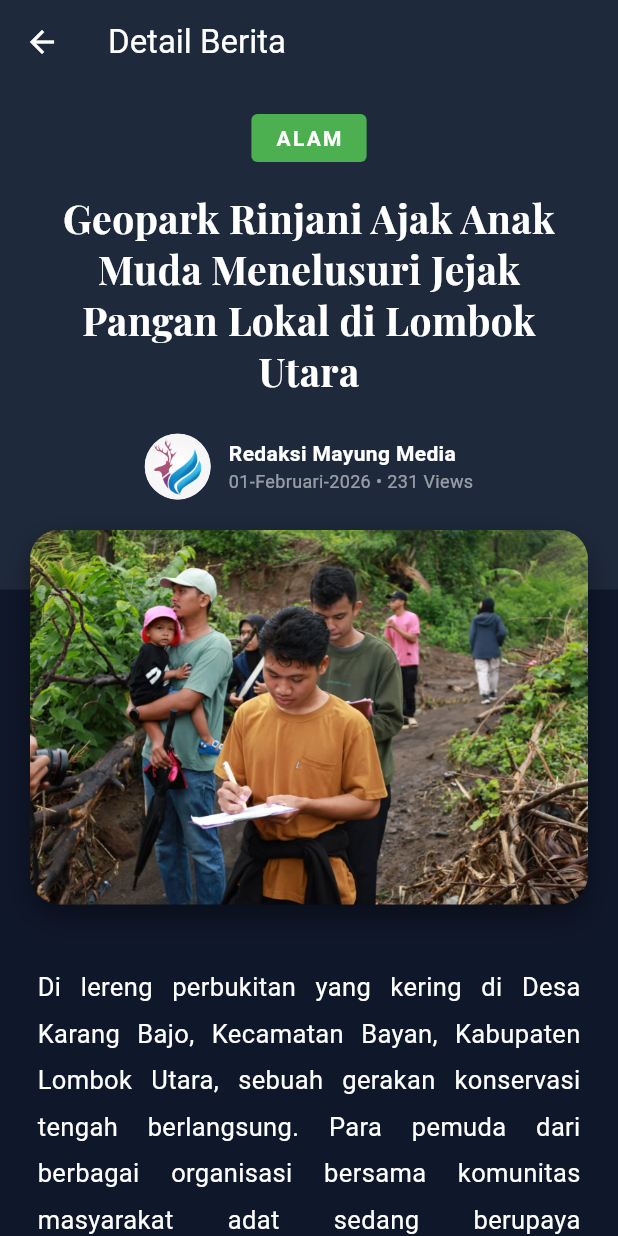
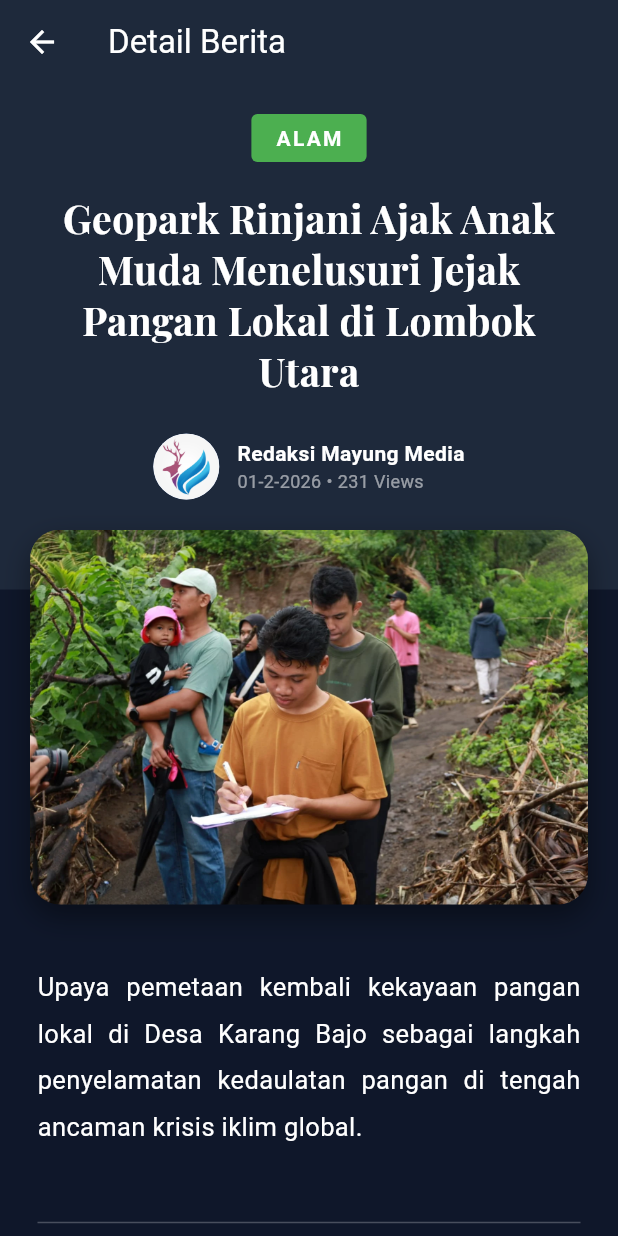
Before and after one commit to bagus-kurniawan29/Mayung-Media-App, a Flutter app: the screen it shows after launch, after a tap on "ALAM", on a phone screen of 412 x 824 dp. Run offline on Flutter 3.47's test engine with Material 3 defaults, Android fonts, the phone set to English and light mode, and no system bars; our stand-ins replace font_awesome_flutter.

Commit message:
second commit

```diff
--- a/lib/main.dart
+++ b/lib/main.dart
@@ -1,12 +1,9 @@
 import 'package:flutter/material.dart';
-import 'package:flutter/rendering.dart';
 import 'package:mayung_media/recent_news.dart';
 import 'package:mayung_media/themes/themes.dart';
 import 'package:font_awesome_flutter/font_awesome_flutter.dart';
 import 'package:mayung_media/news_item.dart';
-// import 'package:http/http.dart' as http; // API
-// import 'dart:convert';
-// import 'package:sqflite/sqflite.dart'; // Database
+import 'dart:async';
 
 void main() => runApp(
   MaterialApp(
@@ -24,11 +21,62 @@ class MayungApp extends StatefulWidget {
 }
 
 class _MayungAppState extends State<MayungApp> {
+  final PageController _pageController = PageController();
+  int _currentPage = 0;
+  Timer? _timer;
+
+
+  final List<Map<String, String>> _featuredData = [
+    {
+      'kategori': 'BERDAYA',
+      'judul':
+          'Fakultas Teknik Universitas Hamzanwadi sukses menggelar IRIC 2026',
+      'image': 'assets/images/IMG_1344.JPG',
+      'date': '27 January 2026',
+    },
+    {
+      'kategori': 'ALAM',
+      'judul': 'Menelusuri Jejak Pangan Lokal di Lereng Rinjani Lombok Utara',
+      'image': 'assets/images/Alam.webp',
+      'date': '01 February 2026',
+    },
+    {
+      'kategori': 'BUDAYA',
+      'judul': 'Eksistensi Cupak Gerantang di Era Gempuran Digital',
+      'image': 'assets/images/budaya 2.webp',
+      'date': '27 January 2026',
+    },
+  ];
+  @override
+  void initState() {
+    super.initState();
+    _timer = Timer.periodic(const Duration(seconds: 1), (Timer timer) {
+      if (_currentPage < _featuredData.length - 1) {
+        _currentPage++;
+      } else {
+        _currentPage = 0;
+      }
+      if (_pageController.hasClients) {
+        _pageController.animateToPage(
+          _currentPage,
+          duration: const Duration(milliseconds: 800),
+          curve: Curves.easeInOutQuint,
+        );
+      }
+    });
+  }
+
+  @override
+  void dispose() {
+    _timer?.cancel();
+    _pageController.dispose();
+    super.dispose();
+  }
   @override
   Widget build(BuildContext context) {
     return Scaffold(
       appBar: AppBar(
-        actionsPadding: EdgeInsets.symmetric(horizontal: 16),
+        actionsPadding: const EdgeInsets.symmetric(horizontal: 16),
         title: Image.asset(
           'assets/images/logo_putih.webp',
           width: 50,
@@ -62,11 +110,11 @@ class _MayungAppState extends State<MayungApp> {
                 child: Divider(thickness: 1, color: Colors.white24),
               ),
 
-              SizedBox(height: 12),
+              const SizedBox(height: 12),
               SingleChildScrollView(
                 scrollDirection: Axis.horizontal,
                 physics: const BouncingScrollPhysics(),
-                padding: EdgeInsets.symmetric(horizontal: 16),
+                padding: const EdgeInsets.symmetric(horizontal: 16),
                 child: Row(
                   children: [
                     RecentNews(
@@ -75,53 +123,198 @@ class _MayungAppState extends State<MayungApp> {
                           'Geopark Rinjani Ajak Anak Muda Menelusuri Jejak Pangan Lokal di Lombok Utara',
                       author: 'Redaksi Mayung Media',
                       konten:
-                          "Di lereng perbukitan yang kering di Desa Karang Bajo, Kecamatan Bayan, Kabupaten Lombok Utara, sebuah gerakan konservasi tengah berlangsung. Para pemuda dari berbagai organisasi bersama komunitas masyarakat adat sedang berupaya memetakan kembali kekayaan pangan lokal yang kian tergerus zaman. Identifikasi ini bukan sekadar pendataan biologis, melainkan upaya menyelamatkan kedaulatan pangan di tengah ancaman krisis iklim.",
-                      tanggal: '01-Februari-2026',
+                          "Upaya pemetaan kembali kekayaan pangan lokal di Desa Karang Bajo sebagai langkah penyelamatan kedaulatan pangan di tengah ancaman krisis iklim global.",
                       views: '231',
+                      tanggal: '01-2-2026',
                       imagepath: 'assets/images/Alam.webp',
                     ),
                     RecentNews(
                       kategori: 'BERDAYA',
                       judul:
-                          'Geopark Rinjani Ajak Anak Muda Menelusuri Jejak Pangan Lokal di Lombok Utara',
+                          'FT Hamzanwadi Sukses Gelar Informatics Robotic Innovation Cup 2026',
                       author: 'Redaksi Mayung Media',
                       konten:
-                          "Di lereng perbukitan yang kering di Desa Karang Bajo, Kecamatan Bayan, Kabupaten Lombok Utara, sebuah gerakan konservasi tengah berlangsung. Para pemuda dari berbagai organisasi bersama komunitas masyarakat adat sedang berupaya memetakan kembali kekayaan pangan lokal yang kian tergerus zaman. Identifikasi ini bukan sekadar pendataan biologis, melainkan upaya menyelamatkan kedaulatan pangan di tengah ancaman krisis iklim.",
-                      tanggal: '01-Februari-2026',
-                      views: '231',
+                          "Ajang IRIC 2026 menjadi panggung inovasi bagi talenta muda. Kompetisi ini berhasil menarik antusiasme peserta hingga dari luar Pulau Lombok.",
+                      views: '452',
+                      tanggal: '01-2-2026',
                       imagepath: 'assets/images/IMG_1344.JPG',
                     ),
                     RecentNews(
                       kategori: 'BUDAYA',
                       judul:
-                          'Cupak Gerantang, Dari Dongeng Tidur Hingga Pentas Jalanan',
+                          'Cupak Gerantang: Dari Dongeng Tidur Hingga Pentas Jalanan',
                       author: 'Redaksi Mayung Media',
                       konten:
-                          "Tjoepak bebeling : ‘’ Adi’ Gerantang, tain apa ? / meni bele’ penoempoekna mara’ gili ?...",
-                      tanggal: '27-Januari-2026',
+                          "Menelusuri jejak tradisi lisan Sasak, Cupak Gerantang bukan sekadar dongeng, melainkan refleksi karakter manusia yang tertuang dalam seni pertunjukan.",
                       views: '189',
+                      tanggal: '01-2-2026',
                       imagepath: 'assets/images/budaya 2.webp',
                     ),
-
-                    // BERITA 4: SUARA
                     RecentNews(
                       kategori: 'SUARA',
-                      judul: 'Keluarga Nomaden di kawasan Wisata Medana',
+                      judul: 'Kisah Keluarga Nomaden di Kawasan Wisata Medana',
                       author: 'Fathul Rakhman',
                       konten:
-                          "Tinggal di kawasan pariwisata Medana tidak membuat hidup Kerta lebih baik. Bersama istri dan enam anaknya, Kerta hidup terlunta-lunta...",
-                      tanggal: '27-Januari-2026',
+                          "Potret getir kehidupan Kerta dan keluarga yang hidup berpindah-pindah di tengah kemilau pembangunan kawasan pariwisata elit di Lombok Utara.",
                       views: '312',
+                      tanggal: '01-2-2026',
                       imagepath: 'assets/images/SUARA 2.webp',
                     ),
                   ],
                 ),
               ),
-              SizedBox(height: 16),
+
+              const SizedBox(height: 16),
+
+
+              _buildCategoryBlock(
+                'ALAM',
+                "Geopark Rinjani Ajak Anak Muda Menelusuri Jejak Pangan Lokal di Lombok Utara",
+                'assets/images/Alam.webp',
+                'Redaksi Mayung Media',
+              ),
+              _buildCategoryBlock(
+                'BERDAYA',
+                "FT Hamzanwadi Sukses Gelar Informatics Robotic Innovation Cup 2026",
+                'assets/images/IMG_1344.JPG',
+                'Redaksi Mayung Media',
+              ),
+              _buildCategoryBlock(
+                'BUDAYA',
+                "Cupak Gerantang: Tradisi Sasak yang Tetap Eksis di Era Modern",
+                'assets/images/budaya 2.webp',
+                'Redaksi Mayung Media',
+              ),
+              _buildCategoryBlock(
+                'SUARA',
+                "Potret Keluarga Nomaden: Tantangan di Tengah Kemajuan Wisata",
+                'assets/images/SUARA 2.webp',
+                'Fathul Rakhman',
+              ),
+              _buildFooter(),
+            ],
+          ),
+        ),
+      ),
+    );
+  }
+  Widget _buildFeaturedNews() {
+    return SizedBox(
+      height: 300,
+      width: double.infinity,
+      child: Stack(
+        children: [
+          PageView.builder(
+            controller: _pageController,
+            onPageChanged: (int page) => setState(() => _currentPage = page),
+            itemCount: _featuredData.length,
+            itemBuilder: (context, index) =>
+                _buildSlideItem(_featuredData[index]),
+          ),
+          Positioned(
+            bottom: 15,
+            left: 0,
+            right: 0,
+            child: Row(
+              mainAxisAlignment: MainAxisAlignment.center,
+              children: List.generate(
+                _featuredData.length,
+                (index) => AnimatedContainer(
+                  duration: const Duration(milliseconds: 300),
+                  margin: const EdgeInsets.symmetric(horizontal: 4),
+                  height: 8,
+                  width: _currentPage == index ? 25 : 8,
+                  decoration: BoxDecoration(
+                    color: _currentPage == index
+                        ? Colors.blue
+                        : Colors.white70,
+                    borderRadius: BorderRadius.circular(4),
+                  ),
+                ),
+              ),
+            ),
+          ),
+        ],
+      ),
+    );
+  }
+
+  Widget _buildSlideItem(Map<String, String> data) {
+    return Stack(
+      alignment: Alignment.bottomCenter,
+      children: [
+        Image.asset(
+          data['image']!,
+          width: double.infinity,
+          height: double.infinity,
+          fit: BoxFit.cover,
+        ),
         Container(
+          decoration: BoxDecoration(
+            gradient: LinearGradient(
+              begin: Alignment.topCenter,
+              end: Alignment.bottomCenter,
+              colors: [Colors.transparent, Colors.black.withOpacity(0.9)],
+            ),
+          ),
+        ),
+        Padding(
+          padding: const EdgeInsets.all(30.0),
+          child: Column(
+            mainAxisSize: MainAxisSize.min,
+            children: [
+              Container(
+                padding: const EdgeInsets.symmetric(
+                  horizontal: 12,
+                  vertical: 4,
+                ),
+                color: data['kategori'] == 'ALAM'
+                    ? Colors.green
+                    : Colors.orange,
+                child: Text(
+                  data['kategori']!,
+                  style: const TextStyle(
+                    color: Colors.white,
+                    fontSize: 10,
+                    fontWeight: FontWeight.bold,
+                  ),
+                ),
+              ),
+              const SizedBox(height: 10),
+              Text(
+                data['judul']!,
+                textAlign: TextAlign.center,
+                style: const TextStyle(
+                  fontFamily: 'judul',
+                  color: Colors.white,
+                  fontSize: 20,
+                  fontWeight: FontWeight.bold,
+                ),
+              ),
+              const SizedBox(height: 5),
+              Text(
+                "Oleh Redaksi Mayung Media • ${data['date']}",
+                style: const TextStyle(color: Colors.white70, fontSize: 12),
+              ),
+            ],
+          ),
+        ),
+      ],
+    );
+  }
+
+  Widget _buildCategoryBlock(
+    String category,
+    String title,
+    String img,
+    String author,
+  ) {
+    return Container(
       width: double.infinity,
       padding: const EdgeInsets.all(16.0),
-                color: AppColors.secondary,
+      color: category == 'ALAM'
+          ? AppColors.secondary
+          : Colors.transparent,
       child: Column(
         crossAxisAlignment: CrossAxisAlignment.start,
         children: [
@@ -129,8 +322,8 @@ class _MayungAppState extends State<MayungApp> {
             mainAxisAlignment: MainAxisAlignment.spaceBetween,
             children: [
               Text(
-                          'ALAM',
-                          style: TextStyle(
+                category,
+                style: const TextStyle(
                   fontSize: 21,
                   fontFamily: 'judul',
                   fontWeight: FontWeight.bold,
@@ -138,7 +331,7 @@ class _MayungAppState extends State<MayungApp> {
                   color: Colors.white,
                 ),
               ),
-                        Text(
+              const Text(
                 'Lihat Semua',
                 style: TextStyle(
                   fontFamily: 'primary',
@@ -153,148 +346,29 @@ class _MayungAppState extends State<MayungApp> {
           const Divider(thickness: 1, color: Colors.white10),
           const SizedBox(height: 16),
           NewsItem(
-                      judul:
-                          "Geopark Rinjani Ajak Anak Muda Menelusuri Jejak Pangan Lokal di Lombok Utara",
-                      kategori: "ALAM",
+            judul: title,
+            kategori: category,
             konten:
-                          "Di lereng perbukitan yang kering di Desa Karang Bajo, Kecamatan Bayan, Kabupaten Lombok Utara, sebuah gerakan konservasi tengah berlangsung. Para pemuda dari berbagai organisasi bersama komunitas masyarakat adat sedang berupaya memetakan kembali kekayaan pangan lokal yang kian tergerus zaman. Identifikasi ini bukan sekadar pendataan biologis, melainkan upaya menyelamatkan kedaulatan pangan di tengah ancaman krisis iklim.",
-                      tanggal: '01-02-2006',
-                      author: 'Redaksi Mayung Media',
-                      Imagepath: 'assets/images/Alam.webp',
+                "Informasi mendalam mengenai perkembangan terbaru di sektor $category Nusa Tenggara Barat...",
+            tanggal: '2026-02-05',
+            author: author,
+            Imagepath: img,
           ),
-                    const SizedBox(height: 40),
-                    Row(
-                      mainAxisAlignment: MainAxisAlignment.spaceBetween,
-                      children: [
-                        Text(
-                          'BERDAYA',
-                          style: TextStyle(
-                            fontSize: 21,
-                            fontFamily: 'judul',
-                            fontWeight: FontWeight.bold,
-                            letterSpacing: 3,
-                            color: Colors.white,
-                          ),
-                        ),
-                        Text(
-                          'Lihat Semua',
-                          style: TextStyle(
-                            fontFamily: 'primary',
-                            fontWeight: FontWeight.w800,
-                            fontSize: 16,
-                            color: Colors.white,
-                          ),
-                        ),
+          const SizedBox(height: 20),
         ],
       ),
-                    const SizedBox(height: 12),
-                    const Divider(thickness: 1, color: Colors.white10),
-                    const SizedBox(height: 16),
-                    NewsItem(
-                      judul:
-                          "Fakultas Teknik Universtas Hamzanwadi sukses menggelar INFORMATICS ROBOTICS INOVATION CUP 2026",
-                      kategori: "BERDAYA",
-                      konten:
-                          "Fakultas Teknik Universitas Hamzanwadi sukses menuntaskan perhelatan bergengsi Informatics Robotic Innovation Cup (IRIC) 2026. Dimulai sejak Jumat (23/01), ajang ini berhasil menjadi panggung inovasi bagi talenta-talenta muda di bidang teknologi dan robotika.",
-                      tanggal: '27-01-2006',
-                      author: 'Redaksi Mayung Media',
-                      Imagepath: 'assets/images/IMG_1344.JPG',
-                    ),
+    );
+  }
 
-                    const SizedBox(height: 40),
-                    Row(
-                      mainAxisAlignment: MainAxisAlignment.spaceBetween,
-                      children: [
-                        Text(
-                          'BUDAYA',
-                          style: TextStyle(
-                            fontSize: 21,
-                            fontFamily: 'judul',
-                            fontWeight: FontWeight.bold,
-                            letterSpacing: 3,
-                            color: Colors.white,
-                          ),
-                        ),
-                        Text(
-                          'Lihat Semua',
-                          style: TextStyle(
-                            fontFamily: 'primary',
-                            fontWeight: FontWeight.w800,
-                            fontSize: 16,
-                            color: Colors.white,
-                          ),
-                        ),
-                      ],
-                    ),
-                    const SizedBox(height: 12),
-                    const Divider(thickness: 1, color: Colors.white10),
-                    const SizedBox(height: 16),
-                    NewsItem(
-                      judul:
-                          "Cupak Gerantang, Dari Dongeng Tidur Hingga Pentas Jalanan",
-                      kategori: "BUDAYA",
-                      konten:
-                          "Tjoepak bebeling : ‘’ Adi’ Gerantang, tain apa ? / meni bele’ penoempoekna mara’ gili ? / ‘’ Ia mene’ tain Limandaroeng ‘’ / Lo’ Tjoepak gigit perangenna / peno’ sedo’ gigi ngerejot soegoel daoer / ‘’ Doeh mas mirah adi’ Gerantang, ente pada oele’ malik ‘’",
-                      tanggal: '27-01-2006',
-                      author: 'Redaksi Mayung Media',
-                      Imagepath: 'assets/images/budaya 2.webp',
-                    ),
-                    const SizedBox(height: 40),
-                    Row(
-                      mainAxisAlignment: MainAxisAlignment.spaceBetween,
-                      children: [
-                        Text(
-                          'SUARA',
-                          style: TextStyle(
-                            fontSize: 21,
-                            fontFamily: 'judul',
-                            fontWeight: FontWeight.bold,
-                            letterSpacing: 3,
-                            color: Colors.white,
-                          ),
-                        ),
-                        Text(
-                          'Lihat Semua',
-                          style: TextStyle(
-                            fontFamily: 'primary',
-                            fontWeight: FontWeight.w800,
-                            fontSize: 16,
-                            color: Colors.white,
-                          ),
-                        ),
-                      ],
-                    ),
-                    const SizedBox(height: 12),
-                    const Divider(thickness: 1, color: Colors.white10),
-                    const SizedBox(height: 16),
-                    NewsItem(
-                      judul: "Keluarga Nomaden di kawasann Wisata",
-                      kategori: "SUARA",
-                      konten:
-                          "Tinggal di kawasan pariwisata Medana, Kecamatan Tanjung, Kabupaten Lombok Utara tidak membuat hidup Kerta lebih baik. Bersama istri dan enam orang anaknya, Kerta hidup terlunta-lunta. Pindah dari satu tanah kosong ke tanah kosong lainnya. Kadang membuat gubuk di pinggir pantai. Dia tidak terlahir sebagai orang terlantar, keluarganya pernah memiliki tanah di kawasan pariwisata itu. Di tanah bekas milik keluarganya itulah Kerta menumpang. Inilah kisah tentang Kerta dan ‘’orang-orang kalah’’ di kawasan pariwisata.",
-                      tanggal: '27-01-2006',
-                      author: 'Fathul Rakhman',
-                      Imagepath: 'assets/images/SUARA 2.webp',
-                    ),
-                  ],
-                ),
-              ),
-              //footer
-              Padding(
-                padding: EdgeInsetsGeometry.symmetric(
-                  horizontal: 25,
-                  vertical: 60,
-                ),
+  Widget _buildFooter() {
+    return Padding(
+      padding: const EdgeInsets.symmetric(horizontal: 25, vertical: 60),
       child: Column(
         crossAxisAlignment: CrossAxisAlignment.start,
         children: [
-                    Image.asset(
-                      'assets/images/logo_putih.webp',
-                      height: 80,
-                      width: 80,
-                    ),
-                    SizedBox(height: 20),
-                    Text(
+          Image.asset('assets/images/logo_putih.webp', height: 80, width: 80),
+          const SizedBox(height: 20),
+          const Text(
             'Mayung Media adalah kanal berita di Nusa Tenggara Barat. Kami menyajikan informasi secara lebih mendalam.',
             style: TextStyle(
               fontFamily: 'primary',
@@ -302,16 +376,13 @@ class _MayungAppState extends State<MayungApp> {
               fontSize: 16,
             ),
           ),
-                    SizedBox(height: 30),
-                    Text(
+          const SizedBox(height: 30),
+          const Text(
             'Hubungi Kami',
-                      style: TextStyle(
-                        fontSize: 23,
-                        fontWeight: FontWeight.bold,
+            style: TextStyle(fontSize: 23, fontWeight: FontWeight.bold),
           ),
-                    ),
-                    SizedBox(height: 10),
-                    Text(
+          const SizedBox(height: 10),
+          const Text(
             'mayung.id@gmail.com',
             style: TextStyle(
               fontFamily: 'primary',
@@ -319,19 +390,16 @@ class _MayungAppState extends State<MayungApp> {
               fontWeight: FontWeight.bold,
             ),
           ),
-                    SizedBox(height: 30),
-                    Text(
+          const SizedBox(height: 30),
+          const Text(
             'Media Sosial',
-                      style: TextStyle(
-                        fontWeight: FontWeight.bold,
-                        fontSize: 23,
-                      ),
+            style: TextStyle(fontWeight: FontWeight.bold, fontSize: 23),
           ),
           Row(
             children: [
               IconButton(
                 onPressed: () {},
-                          icon: FaIcon(
+                icon: const FaIcon(
                   FontAwesomeIcons.facebook,
                   color: Colors.white,
                   size: 25,
@@ -339,7 +407,7 @@ class _MayungAppState extends State<MayungApp> {
               ),
               IconButton(
                 onPressed: () {},
-                          icon: FaIcon(
+                icon: const FaIcon(
                   FontAwesomeIcons.instagram,
                   color: Colors.white,
                   size: 25,
@@ -347,7 +415,7 @@ class _MayungAppState extends State<MayungApp> {
               ),
               IconButton(
                 onPressed: () {},
-                          icon: FaIcon(
+                icon: const FaIcon(
                   FontAwesomeIcons.tiktok,
                   color: Colors.white,
                   size: 25,
@@ -357,81 +425,6 @@ class _MayungAppState extends State<MayungApp> {
           ),
         ],
       ),
-              ),
-              //EndFooter
-            ],
-          ),
-        ),
-      ),
-    );
-  }
-
-  //WIDGET//
-  Widget _buildFeaturedNews() {
-    return Container(
-      height: 300,
-      width: double.infinity,
-      child: ClipRRect(
-        child: Stack(
-          alignment: Alignment.bottomCenter,
-          children: [
-            Image.asset(
-              'assets/images/IMG_1344.JPG',
-              width: double.infinity,
-              height: double.infinity,
-              fit: BoxFit.cover,
-            ),
-            Container(
-              decoration: BoxDecoration(
-                gradient: LinearGradient(
-                  begin: Alignment.topCenter,
-                  end: Alignment.bottomCenter,
-                  colors: [Colors.transparent, Colors.black.withOpacity(0.8)],
-                ),
-              ),
-            ),
-            Padding(
-              padding: const EdgeInsets.all(20.0),
-              child: Column(
-                mainAxisSize: MainAxisSize.min,
-                children: [
-                  Container(
-                    padding: const EdgeInsets.symmetric(
-                      horizontal: 12,
-                      vertical: 4,
-                    ),
-                    color: Colors.blue,
-                    child: const Text(
-                      "BERDAYA",
-                      style: TextStyle(
-                        color: Colors.white,
-                        fontSize: 10,
-                        fontWeight: FontWeight.bold,
-                      ),
-                    ),
-                  ),
-                  const SizedBox(height: 10),
-                  const Text(
-                    "Fakultas Teknik Universtas Hamzanwadi sukses menggelar INFORMATICS ROBOTICS INOVATION CUP 2026",
-                    textAlign: TextAlign.center,
-                    style: TextStyle(
-                      fontFamily: 'judul',
-                      color: Colors.white,
-                      fontSize: 22,
-                      fontWeight: FontWeight.bold,
-                    ),
-                  ),
-                  const SizedBox(height: 5),
-                  const Text(
-                    "Oleh Redaksi Mayung Media  •  27 January 2026",
-                    style: TextStyle(color: Colors.white70, fontSize: 12),
-                  ),
-                ],
-              ),
-            ),
-          ],
-        ),
-      ),
     );
   }
 }
```
Lines whose indentation alone changed are shown as unchanged.
